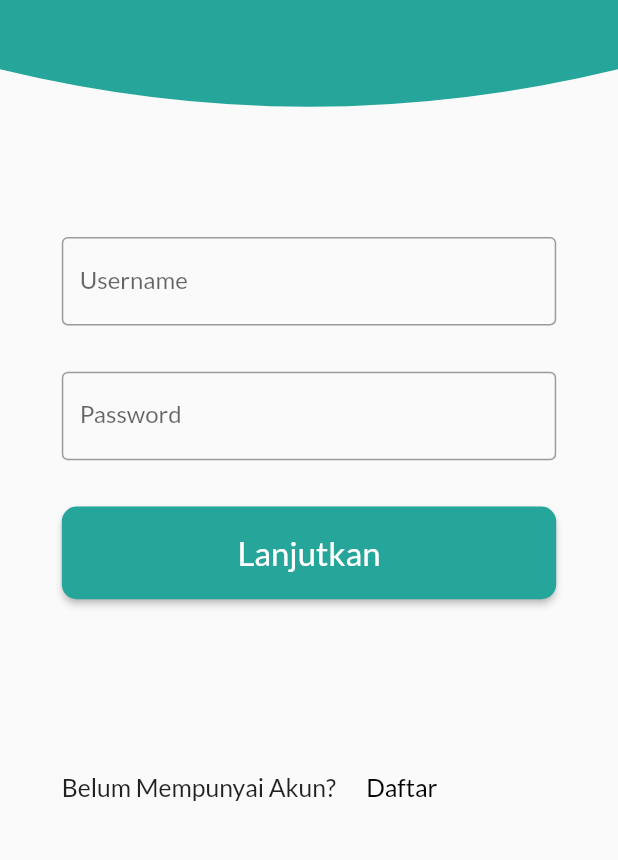
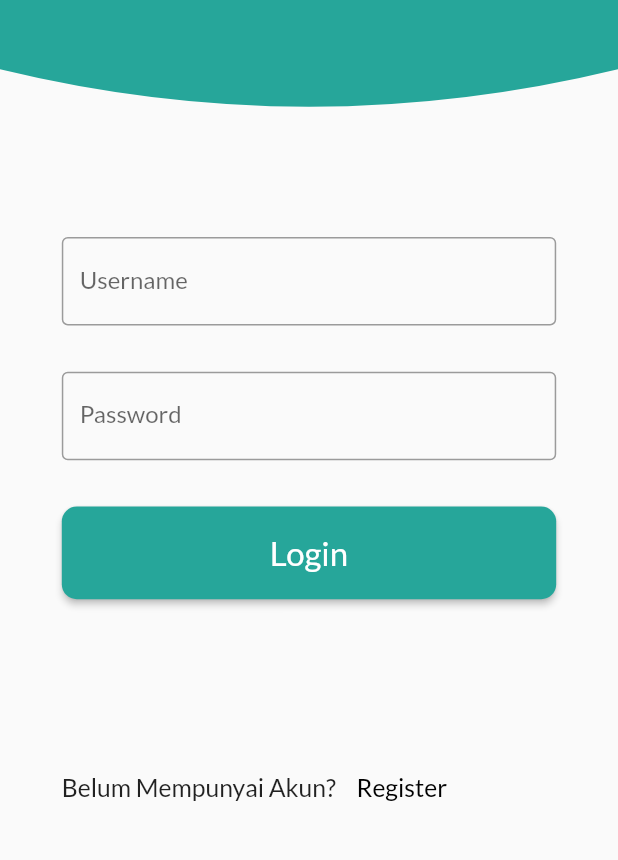
Before and after one commit to ardhanmz/MoneyPit-Flutter, a Flutter app: the SingInView screen opened by its route, on a phone screen of 412 x 824 dp, the part 319-1179 px from its top. Run offline on Flutter 3.47's test engine with Material 2 defaults, Android fonts, the phone set to English and light mode, and no system bars; our stand-ins replace flutter_screenutil, flutter_svg, google_fonts; network calls fail.

```diff
--- /dev/null
+++ b/lib/l10n/intl_en.arb
@@ -0,0 +1,5 @@
+{
+        "login": "Login",
+        "register": "Register",
+        "next": "Next"
+}
--- /dev/null
+++ b/lib/l10n/intl_id_ID.arb
@@ -0,0 +1,5 @@
+{
+    "login": "Masuk",
+    "register": "Daftar",
+    "next": "Selanjutnya"
+}
--- a/lib/views/ChangePasswordView.dart
+++ b/lib/views/ChangePasswordView.dart
@@ -1,6 +1,7 @@
 import 'package:flutter/material.dart';
 import 'package:flutter_screenutil/flutter_screenutil.dart';
 import 'package:google_fonts/google_fonts.dart';
+import 'package:moneypit_flutter/generated/l10n.dart';
 
 class ChangePasswordView extends StatefulWidget {
   ChangePassWordViewState createState() => ChangePassWordViewState();
@@ -97,7 +98,7 @@ class ChangePassWordViewState extends State<ChangePasswordView> {
                         Navigator.pushNamed(context, '/SignIn');
                       },
                       child: Text(
-                        "Masuk",
+                        S.of(context).login,
                         style:
                             GoogleFonts.lato(fontSize: ScreenUtil().setSp(30)),
                       ),
--- a/lib/views/LandingView.dart
+++ b/lib/views/LandingView.dart
@@ -3,7 +3,7 @@ import 'package:flutter/material.dart';
 import 'package:flutter_screenutil/flutter_screenutil.dart';
 import 'package:flutter_svg/flutter_svg.dart';
 import 'package:google_fonts/google_fonts.dart';
-import 'package:moneypit_flutter/views/SignUpView.dart';
+import 'package:moneypit_flutter/generated/l10n.dart';
 
 class LandingView extends StatefulWidget {
   LandingViewState createState() => LandingViewState();
@@ -56,7 +56,7 @@ class LandingViewState extends State<LandingView> {
                   Navigator.pushNamed(context, '/SignIn');
                 },
                 child: Text(
-                  "Lanjutkan",
+                  S.of(context).next,
                   style: GoogleFonts.lato(fontSize: ScreenUtil().setSp(40)),
                 ),
               ),
--- a/lib/views/SignInView.dart
+++ b/lib/views/SignInView.dart
@@ -1,6 +1,7 @@
 import 'package:flutter/material.dart';
 import 'package:flutter_screenutil/flutter_screenutil.dart';
 import 'package:google_fonts/google_fonts.dart';
+import 'package:moneypit_flutter/generated/l10n.dart';
 
 class SingInView extends StatefulWidget {
   SignInViewState createState() => SignInViewState();
@@ -86,7 +87,7 @@ class SignInViewState extends State<SingInView> {
                     Navigator.pushNamed(context, '/Home');
                   },
                   child: Text(
-                    "Lanjutkan",
+                    S.of(context).login,
                     style: GoogleFonts.lato(fontSize: ScreenUtil().setSp(40)),
                   ),
                 ),
@@ -107,7 +108,7 @@ class SignInViewState extends State<SingInView> {
                         Navigator.pushNamed(context, '/SignUp');
                       },
                       child: Text(
-                        "Daftar",
+                        S.of(context).register,
                         style:
                             GoogleFonts.lato(fontSize: ScreenUtil().setSp(30)),
                       ),
```
Also changed, not shown: lib/main.dart (+9 -0 lines), pubspec.yaml (+4 -5 lines), lib/generated/intl/messages_all.dart (added), lib/generated/intl/messages_en.dart (added), lib/generated/intl/messages_id_ID.dart (added), lib/generated/l10n.dart (added), pubspec.lock.
